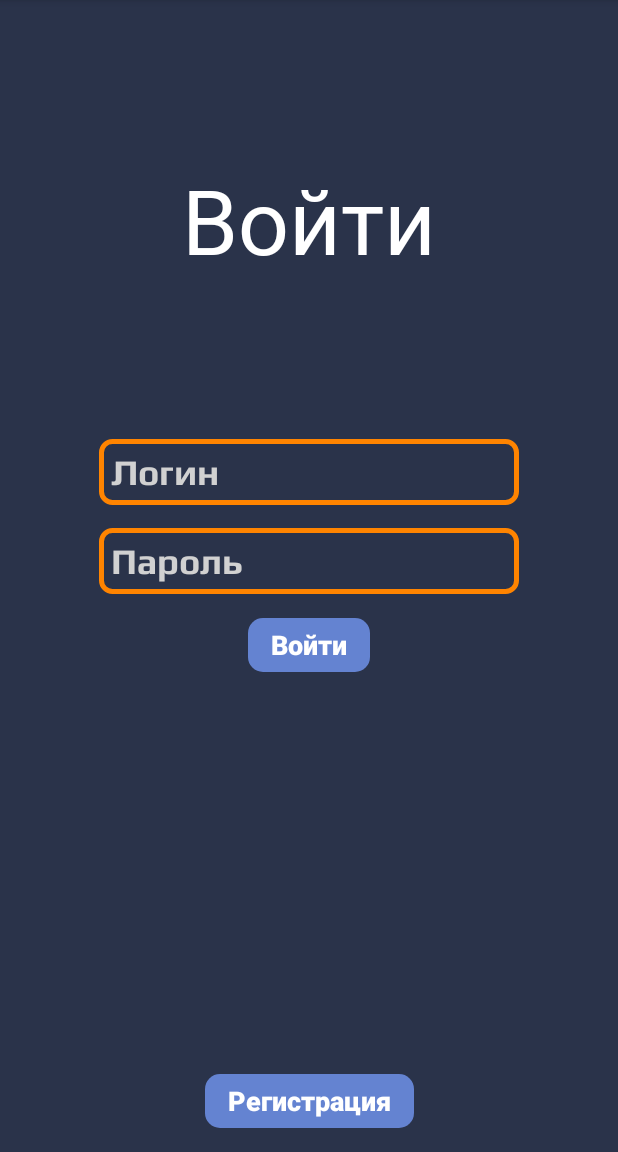
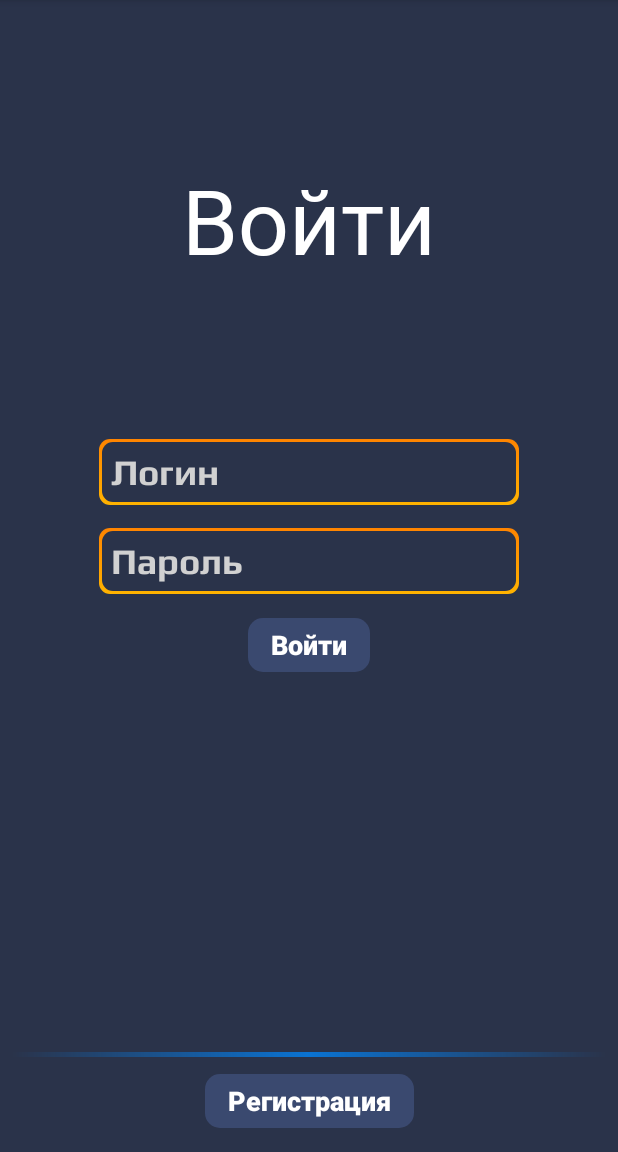
Before and after one commit to Pavel-Team/Blind-Chess, an Android app: the screen it shows after launch (MainActivity), on a phone screen of 412 x 824 dp, the part 84-1236 px from its top. Run offline under Robolectric (Android 15) with nearby library versions, the phone set to English and light mode, and no system bars.

Commit message:
front fragment_login

```diff
--- a/app/src/main/java/com/example/blindchess/ui/fragment/FragmentLogin.java
+++ b/app/src/main/java/com/example/blindchess/ui/fragment/FragmentLogin.java
@@ -10,7 +10,6 @@ import android.widget.Button;
 import androidx.annotation.NonNull;
 import androidx.annotation.Nullable;
 import androidx.fragment.app.Fragment;
-import androidx.navigation.NavController;
 import androidx.navigation.Navigation;
 
 import com.example.blindchess.R;
--- a/app/src/main/res/drawable/background_button.xml
+++ b/app/src/main/res/drawable/background_button.xml
@@ -9,7 +9,7 @@
         tools:targetApi="lollipop">
         <item>
             <shape android:shape="rectangle"
-                android:tint="@color/light_blue">
+                android:tint="@color/semitransparent_light_blue">
 
                 <corners android:radius="10dp" />
 
--- a/app/src/main/res/drawable/background_edit_text.xml
+++ b/app/src/main/res/drawable/background_edit_text.xml
@@ -1,10 +1,31 @@
 <?xml version="1.0" encoding="utf-8"?>
-<shape xmlns:android="http://schemas.android.com/apk/res/android"
-    android:thickness="0dp"
-    android:shape="rectangle">
+<layer-list xmlns:android="http://schemas.android.com/apk/res/android">
+    <item>
+        <shape
+            android:thickness="0dp"
+            android:shape="rectangle">
 
-    <stroke android:width="3dp"
-       android:color="@color/orange"/>
+            <gradient android:angle="90"
+                android:startColor="@color/yellow"
+                android:endColor="@color/orange"/>
+            <corners android:radius="7dp" />
 
-    <corners android:radius="7dp" />
-</shape>
+        </shape>
+    </item>
+
+    <item
+        android:top="2dp"
+        android:bottom="2dp"
+        android:left="2dp"
+        android:right="2dp">
+
+        <shape
+            android:thickness="0dp"
+            android:shape="rectangle">
+            <solid
+                android:color="@color/background_color"/>
+            <corners android:radius="7dp" />
+        </shape>
+
+    </item>
+</layer-list>
--- /dev/null
+++ b/app/src/main/res/drawable/blue_line.xml
@@ -0,0 +1,11 @@
+<?xml version="1.0" encoding="utf-8"?>
+<shape xmlns:android="http://schemas.android.com/apk/res/android"
+    android:shape="rectangle">
+
+    <gradient
+        android:angle="0"
+        android:centerColor="@color/colorAccent"
+        android:startColor="@color/null_color"
+        android:endColor="@color/null_color" />
+
+</shape>
--- a/app/src/main/res/layout/fragment_login.xml
+++ b/app/src/main/res/layout/fragment_login.xml
@@ -58,6 +58,18 @@
         android:layout_marginTop="10dp"
         android:text="@string/login"/>
 
+    <View
+        android:layout_width="match_parent"
+        android:layout_height="3dp"
+
+        android:background="@drawable/blue_line"
+        app:layout_constraintLeft_toLeftOf="parent"
+        app:layout_constraintRight_toRightOf="parent"
+        app:layout_constraintBottom_toTopOf="@id/button_register"
+        android:layout_marginBottom="5dp"
+        android:layout_marginLeft="8dp"
+        android:layout_marginRight="8dp"/>
+
     <Button
         android:id="@+id/button_register"
         android:layout_width="wrap_content"
--- a/app/src/main/res/values/colors.xml
+++ b/app/src/main/res/values/colors.xml
@@ -1,12 +1,14 @@
 <?xml version="1.0" encoding="utf-8"?>
 <resources>
     <color name="colorPrimary">#151e33</color>
-    <color name="colorPrimaryDark">#3700B3</color>
-    <color name="colorAccent">#03DAC5</color>
+    <color name="colorPrimaryDark">#01002e</color>
+    <color name="colorAccent">#c00088ff</color>
     <color name="background_color">#2a334a</color>
     <color name="black">#000000</color>
+    <color name="null_color">#00000000</color>
     <color name="white">#FFFFFF</color>
     <color name="light_white">#d1d1d1</color>
     <color name="orange">#ff8400</color>
-    <color name="light_blue">#6483d1</color>
+    <color name="yellow">#ffb300</color>
+    <color name="semitransparent_light_blue">#476483d1</color>
 </resources>
```
